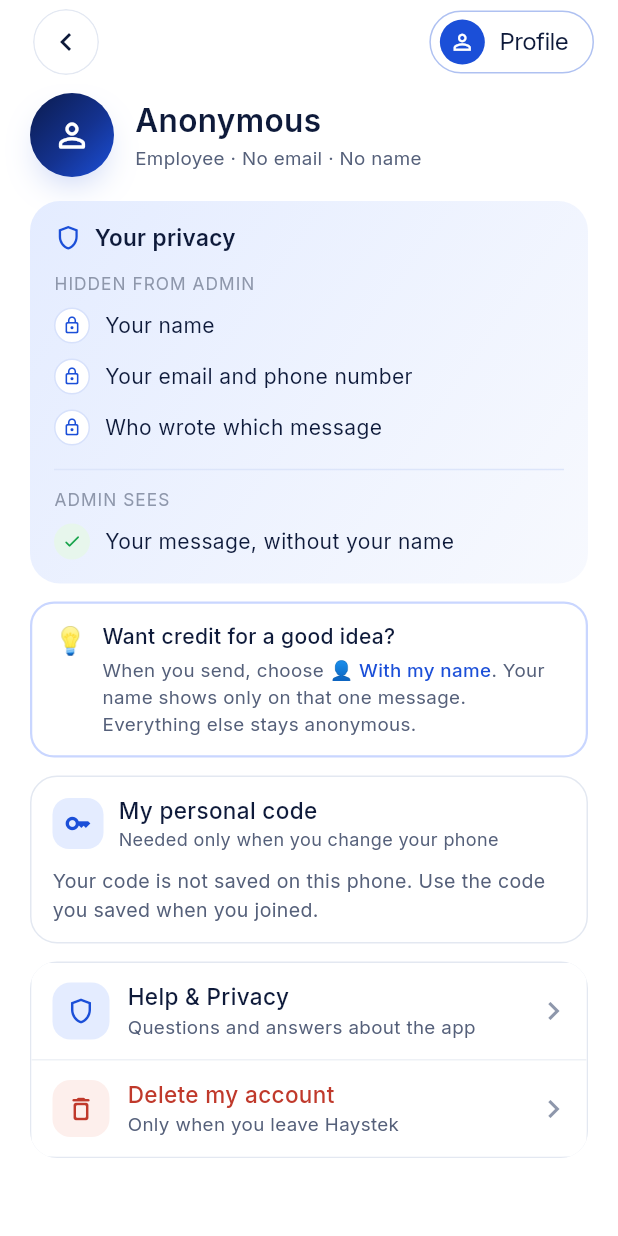
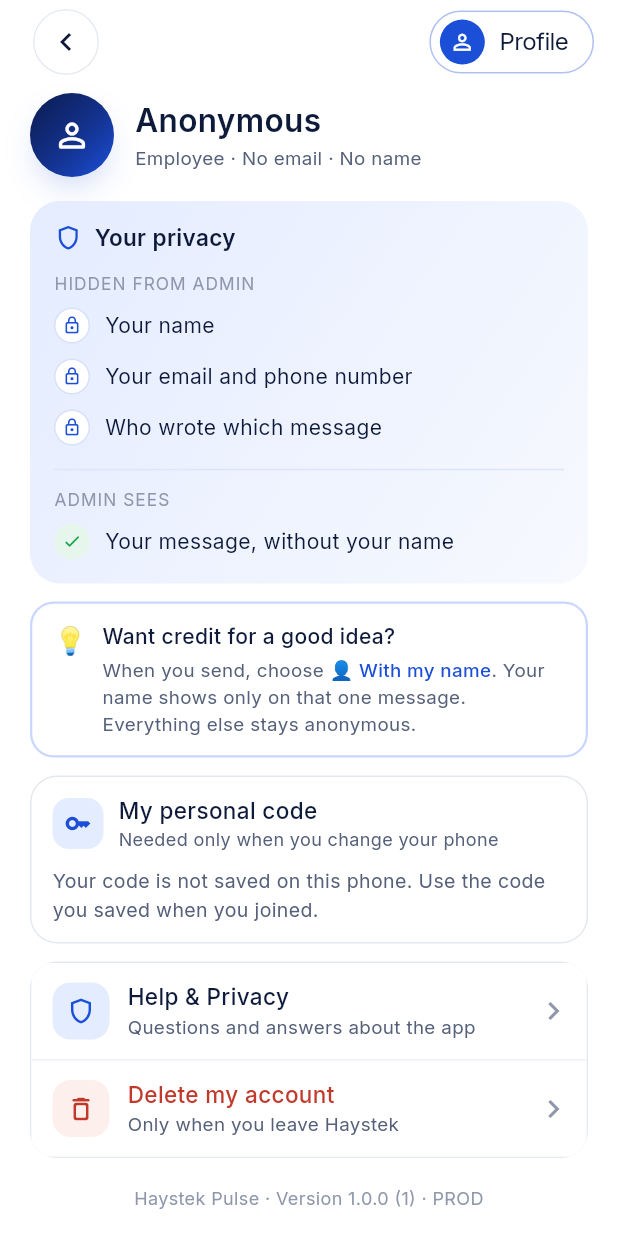
Before and after one commit to haystek/HaystekPulse, a Flutter app: the _CodeProfile screen opened directly, on a phone screen of 412 x 824 dp. Run offline on Flutter 3.47's test engine with Material 3 defaults, Android fonts, the phone set to English and light mode, and no system bars; our stand-ins replace cloud_firestore, firebase_auth, firebase_core, firebase_messaging, flutter_local_notifications, flutter_secure_storage and 3 more; missing offline and left inert: android_id, pointycastle; accounts and stored records are empty.

Commit message:
Profile: version and DEV/PROD at the bottom

```diff
--- a/lib/screens/profile_screen.dart
+++ b/lib/screens/profile_screen.dart
@@ -2,6 +2,7 @@ import 'package:firebase_auth/firebase_auth.dart';
 import 'package:flutter/material.dart';
 import 'package:flutter/services.dart';
 import 'package:google_fonts/google_fonts.dart';
+import 'package:package_info_plus/package_info_plus.dart';
 
 import '../models/employee.dart';
 import '../services/auth_service.dart';
@@ -291,11 +292,7 @@ class _AdminProfile extends StatelessWidget {
                   ),
                 ),
                 const SizedBox(height: 14),
-                Text(
-                  'Haystek Pulse',
-                  textAlign: TextAlign.center,
-                  style: _s(12, c: _soft),
-                ),
+                const _VersionLine(),
               ],
             ),
           ),
@@ -1164,6 +1161,8 @@ class _CodeProfileState extends State<_CodeProfile> {
                     ),
                   ),
                 ),
+                const SizedBox(height: 18),
+                const _VersionLine(),
               ],
             ),
           ),
@@ -1172,3 +1171,30 @@ class _CodeProfileState extends State<_CodeProfile> {
     );
   }
 }
+
+/// Bottom of Profile: "Haystek Pulse · Version 1.0.0 (5) · DEV" (or PROD),
+/// so testers can say exactly which build they have.
+class _VersionLine extends StatelessWidget {
+  const _VersionLine();
+
+  @override
+  Widget build(BuildContext context) {
+    return FutureBuilder<PackageInfo>(
+      future: PackageInfo.fromPlatform(),
+      builder: (context, snap) {
+        final info = snap.data;
+        final build = appFlavor == 'dev' ? 'DEV' : 'PROD';
+        final text = info == null
+            ? 'Haystek Pulse'
+            : 'Haystek Pulse · Version '
+                '${info.version.replaceAll('-dev', '')} '
+                '(${info.buildNumber}) · $build';
+        return Text(
+          text,
+          textAlign: TextAlign.center,
+          style: _s(12, c: _soft),
+        );
+      },
+    );
+  }
+}
--- a/pubspec.yaml
+++ b/pubspec.yaml
@@ -24,6 +24,7 @@ dependencies:
   flutter_secure_storage: ^9.2.4
   android_id: ^0.5.2
   url_launcher: ^6.3.2
+  package_info_plus: ^9.0.1
 
 dev_dependencies:
   flutter_test:
```
Also changed, not shown: pubspec.lock.
